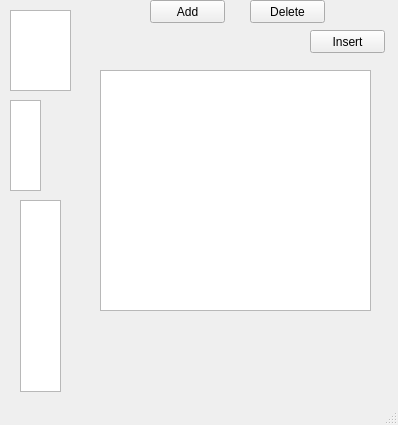
NanoBreeze/CompressIt, file testmainwindow.ui: the form before one commit.
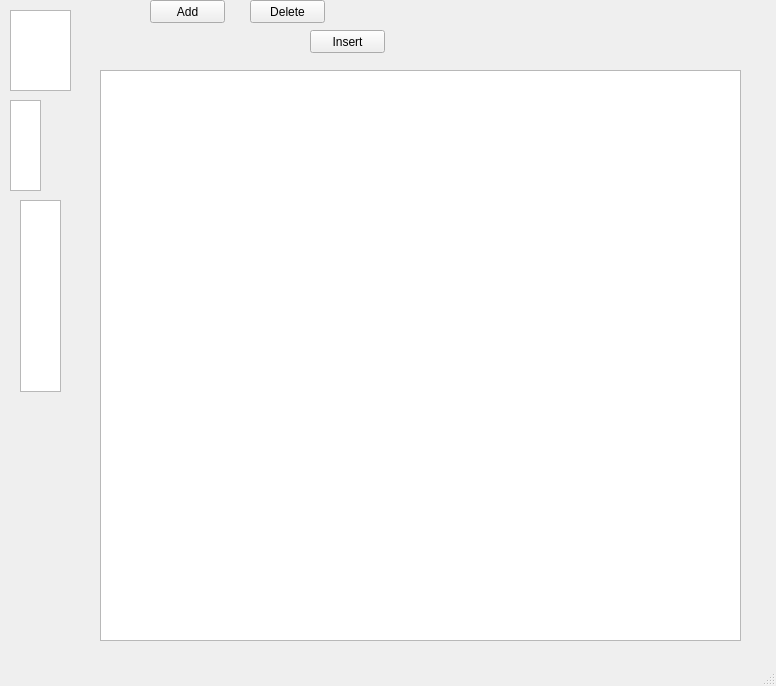
The form after the commit.

What changed in the file:
```diff
--- a/testmainwindow.ui
+++ b/testmainwindow.ui
@@ -6,8 +6,8 @@
    <rect>
     <x>0</x>
     <y>0</y>
-    <width>398</width>
-    <height>425</height>
+    <width>776</width>
+    <height>686</height>
    </rect>
   </property>
   <property name="windowTitle">
@@ -88,8 +88,8 @@
      <rect>
       <x>100</x>
       <y>70</y>
-      <width>271</width>
-      <height>241</height>
+      <width>641</width>
+      <height>571</height>
      </rect>
     </property>
    </widget>
```
Left out of the diff: 2 changed lines with no effect on the pictures.
